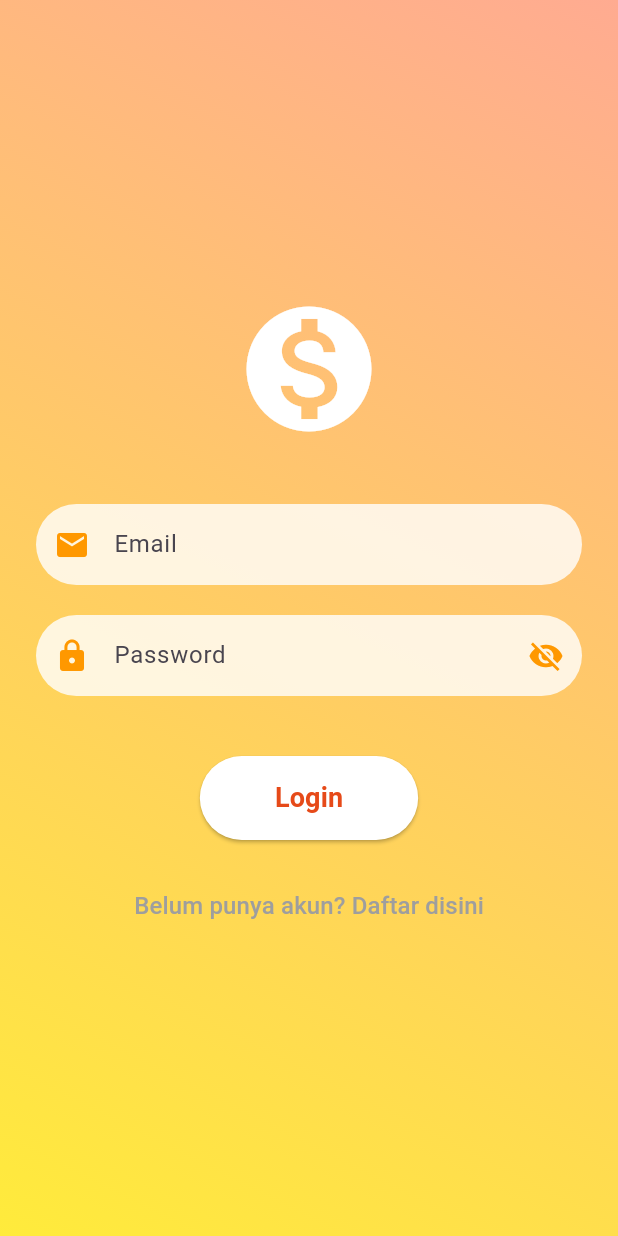
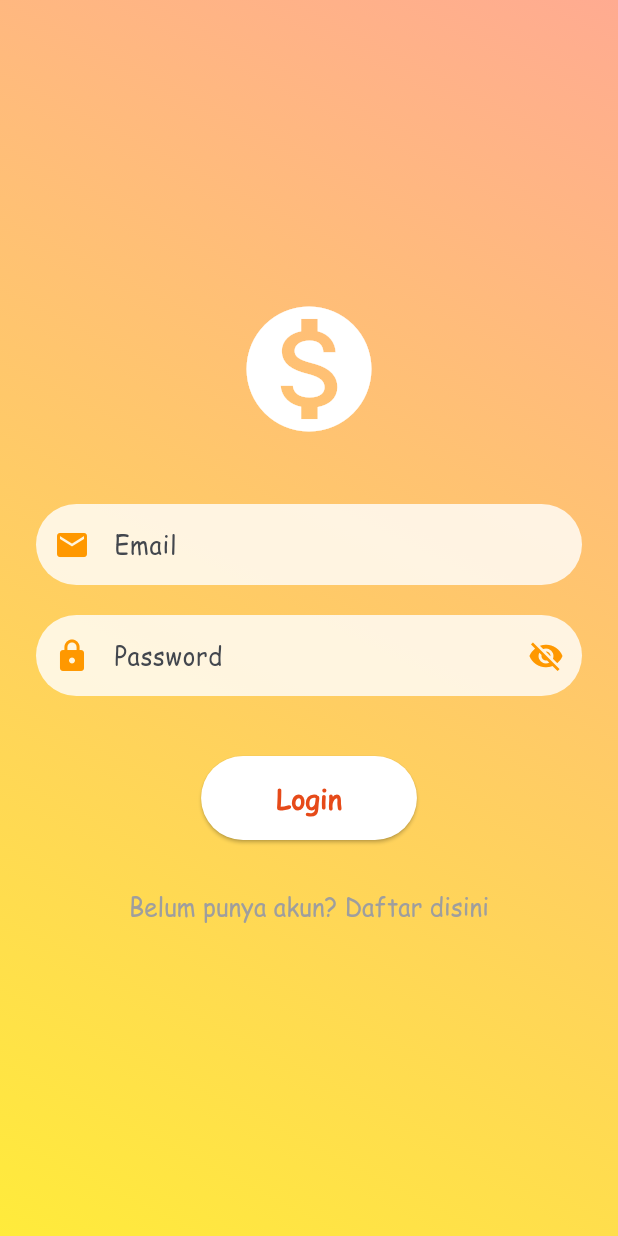
Before and after one commit to HendraMaajid/LabMobileResponsi1_Hendra-Latieful-Maajid_F, a Flutter app: the screen it shows after launch, on a phone screen of 412 x 824 dp. Run offline on Flutter 3.47's test engine with Material 3 defaults, Android fonts, the phone set to English and light mode, and no system bars; our stand-ins replace shared_preferences.

Commit message:
menambahkan font

```diff
--- a/lib/main.dart
+++ b/lib/main.dart
@@ -39,8 +39,13 @@ class _MyAppState extends State<MyApp> {
   @override
   Widget build(BuildContext context) {
     return MaterialApp(
-      title: 'Toko Kita',
+      title: 'Manajamen Pengeluaran',
       debugShowCheckedModeBanner: false,
+      theme: ThemeData(
+        fontFamily: 'ComicSans',
+        colorScheme: ColorScheme.fromSeed(seedColor: Colors.blue),
+        useMaterial3: true,
+      ),
       home: page,
     );
   }
--- a/pubspec.yaml
+++ b/pubspec.yaml
@@ -59,6 +59,10 @@ flutter:
   # included with your application, so that you can use the icons in
   # the material Icons class.
   uses-material-design: true
+  fonts:
+    - family: ComicSans
+      fonts:
+        - asset: fonts/COMIC.ttf
 
   # To add assets to your application, add an assets section, like this:
   # assets:
```
Also changed, not shown: fonts/COMIC.ttf (added), login.png (added), registrasi1.png, registrasi2.png, 1 other file.
